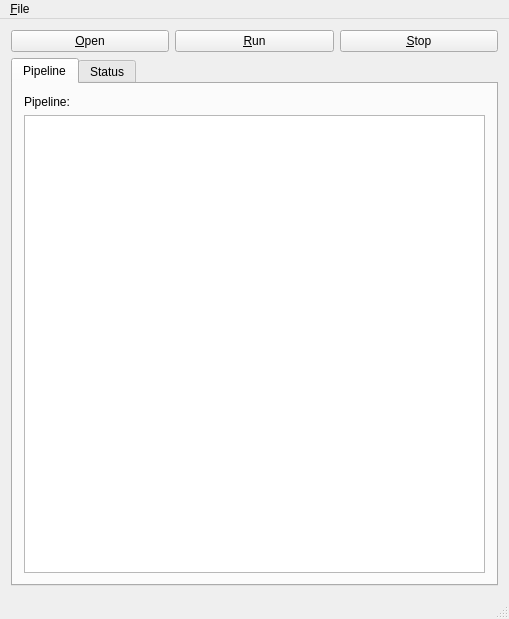
Qt form source/mainwindow.ui (droggen/har_pipeline) before a commit.
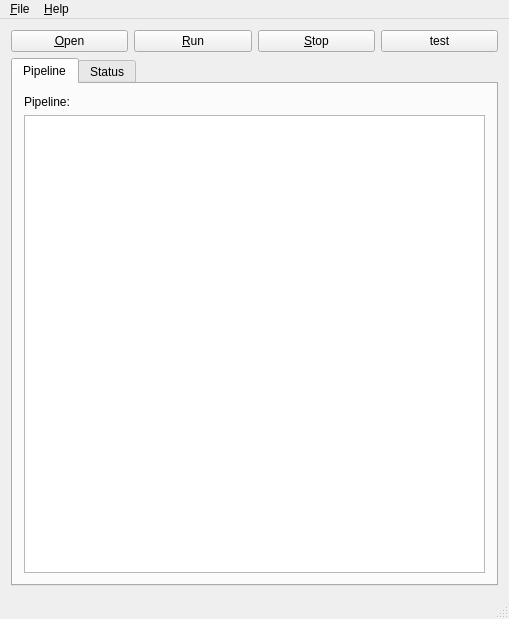
The same form after that commit.

Diff of the .ui file:
```diff
--- a/source/mainwindow.ui
+++ b/source/mainwindow.ui
@@ -41,6 +41,13 @@
         </property>
        </widget>
       </item>
+      <item>
+       <widget class="QPushButton" name="pushButton">
+        <property name="text">
+         <string>test</string>
+        </property>
+       </widget>
+      </item>
      </layout>
     </item>
     <item>
@@ -112,7 +119,14 @@
     <addaction name="action_Stop"/>
     <addaction name="action_Quit"/>
    </widget>
+   <widget class="QMenu" name="menu_Help">
+    <property name="title">
+     <string>&amp;Help</string>
+    </property>
+    <addaction name="action_About"/>
+   </widget>
    <addaction name="menu_File"/>
+   <addaction name="menu_Help"/>
   </widget>
   <widget class="QStatusBar" name="statusBar"/>
   <action name="action_Load">
```
Left out of the diff: 5 changed lines with no effect on the pictures.
